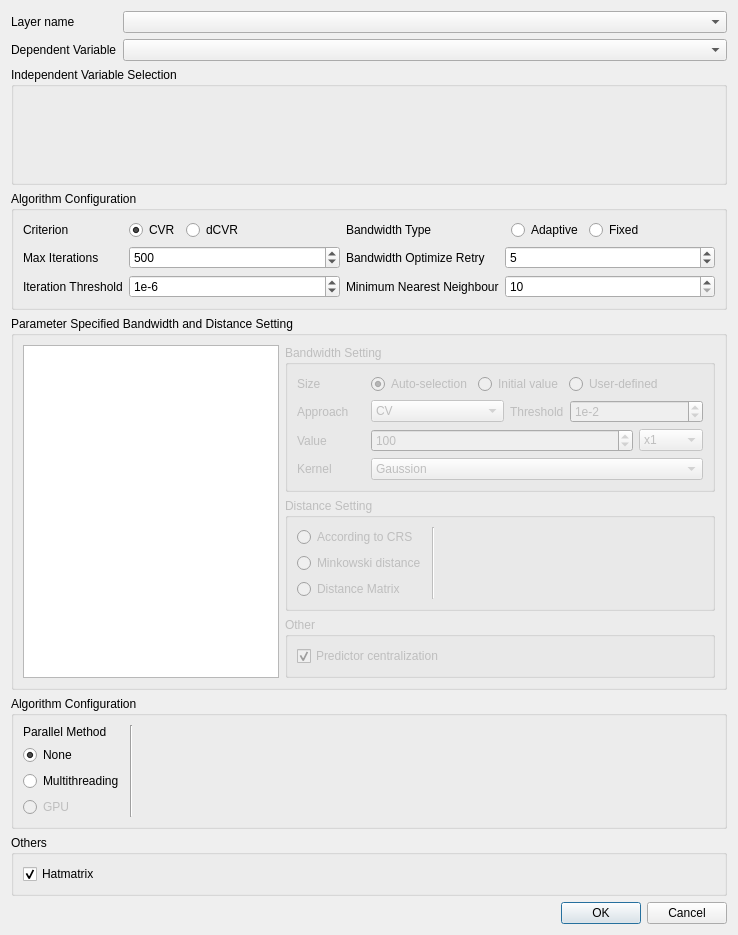
This is gwmmultiscalegwroptionsdialog.ui in GWmodel-Lab/GWmodelS as Qt 5 draws it before an edit. The edited form follows.
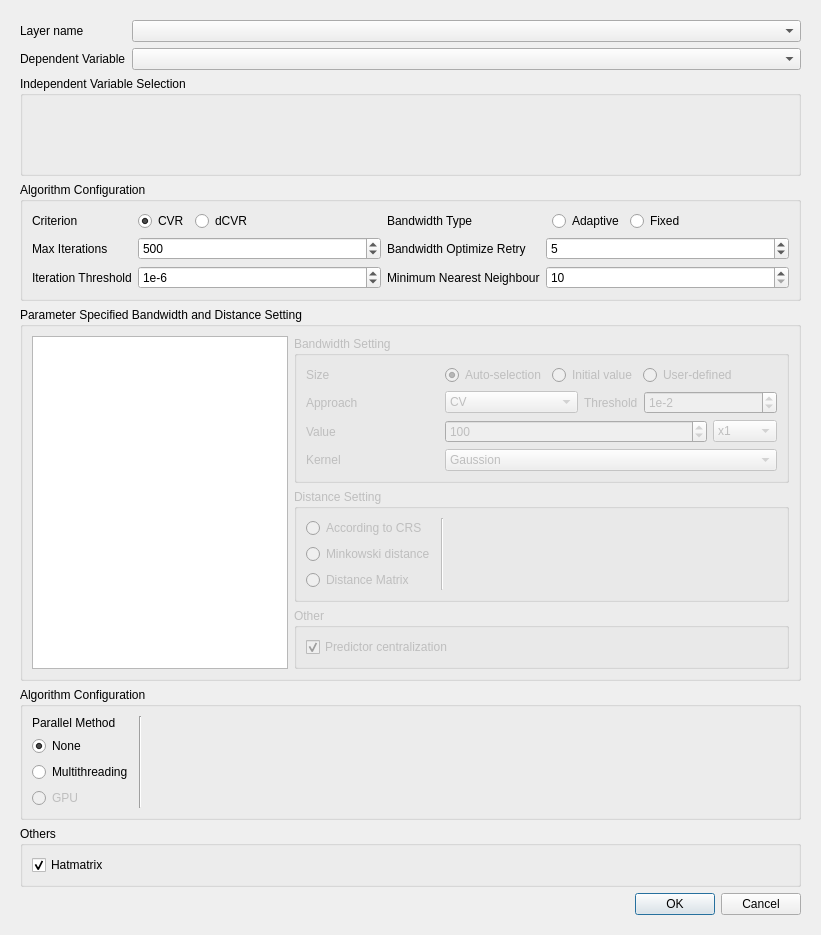
This is the edited form. Custom widgets are drawn as their Qt base class.

```diff
--- a/gwmmultiscalegwroptionsdialog.ui
+++ b/gwmmultiscalegwroptionsdialog.ui
@@ -6,14 +6,32 @@
    <rect>
     <x>0</x>
     <y>0</y>
-    <width>738</width>
+    <width>821</width>
     <height>935</height>
    </rect>
   </property>
   <property name="windowTitle">
    <string>Multiscale GWR Configure</string>
   </property>
-  <layout class="QVBoxLayout" name="verticalLayout_3" stretch="0,1,0,0,0,0,0">
+  <layout class="QVBoxLayout" name="verticalLayout_3" stretch="0">
+   <item>
+    <widget class="QScrollArea" name="scrollArea">
+     <property name="frameShape">
+      <enum>QFrame::NoFrame</enum>
+     </property>
+     <property name="widgetResizable">
+      <bool>true</bool>
+     </property>
+     <widget class="QWidget" name="scrollAreaWidgetContents">
+      <property name="geometry">
+       <rect>
+        <x>0</x>
+        <y>0</y>
+        <width>821</width>
+        <height>892</height>
+       </rect>
+      </property>
+      <layout class="QVBoxLayout" name="verticalLayout_6">
    <item>
     <layout class="QFormLayout" name="formLayout_6">
      <item row="0" column="0">
@@ -975,6 +993,10 @@
       </widget>
      </item>
     </layout>
+       </item>
+      </layout>
+     </widget>
+    </widget>
    </item>
   </layout>
  </widget>
```
Lines whose indentation alone changed are shown as unchanged.
